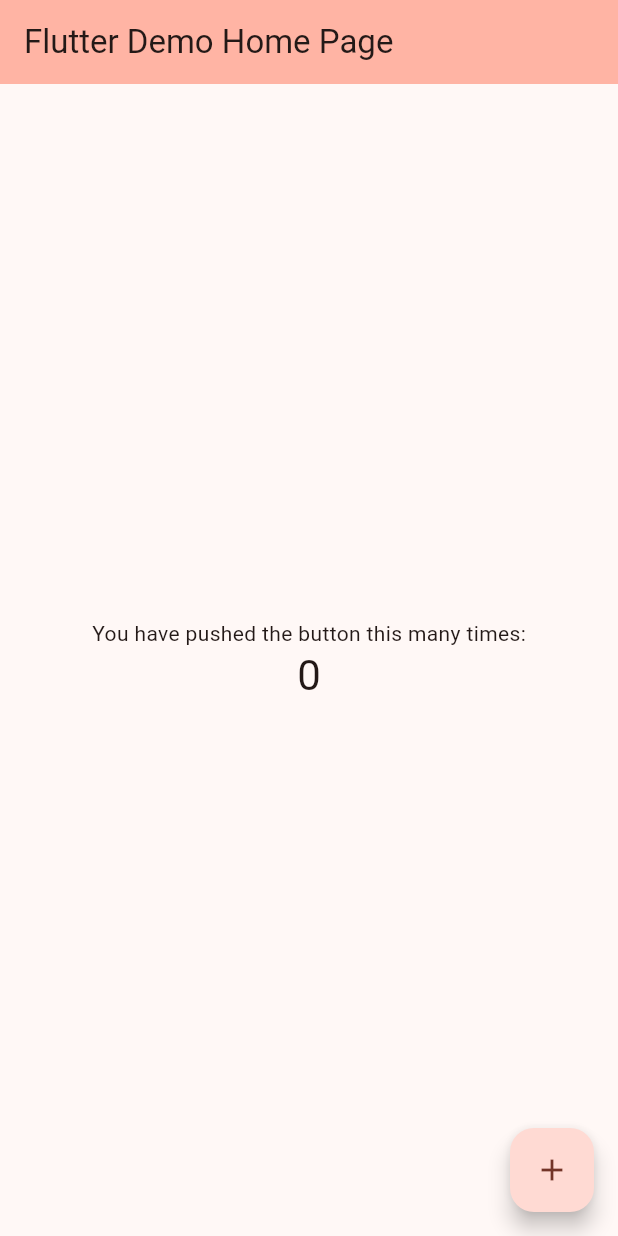
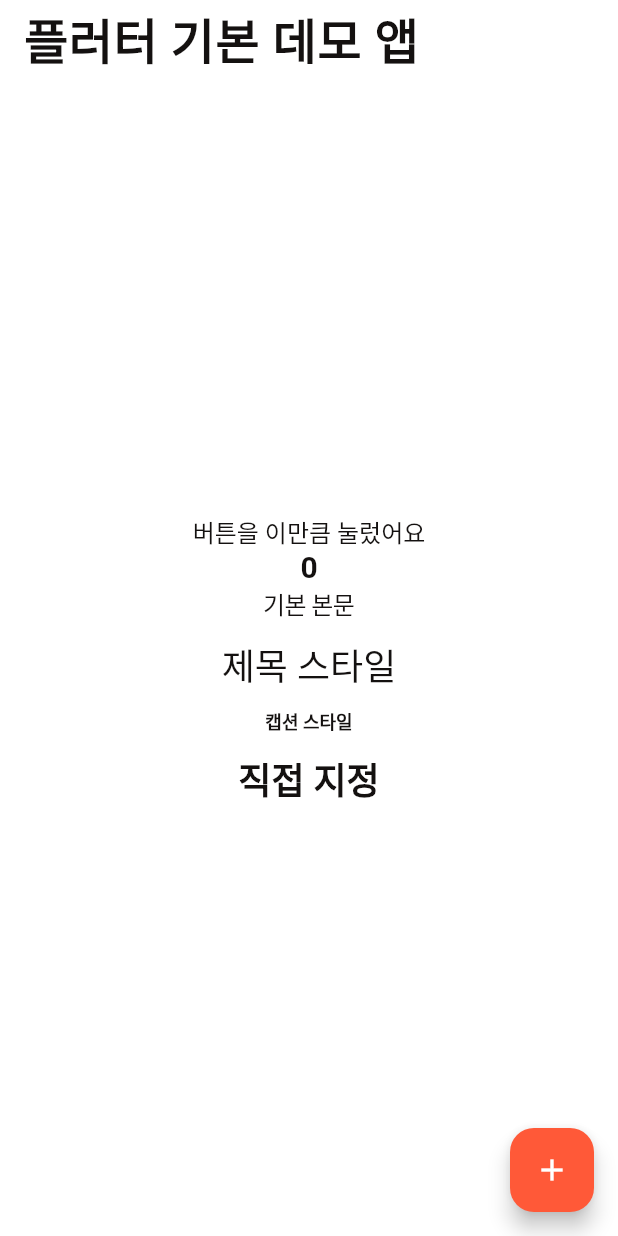
Before and after one commit to skku-sw-25f-capstone6/HealthyScanner, a Flutter app: the screen it shows after launch, on a phone screen of 412 x 824 dp. Run offline on Flutter 3.47's test engine with Material 3 defaults, Android fonts, the light colour scheme and no system bars; Roboto replaces fonts that are missing (NotoSansKR).

Commit message:
setting: 폰트 세팅

```diff
--- a/healthy_scanner/lib/main.dart
+++ b/healthy_scanner/lib/main.dart
@@ -1,5 +1,7 @@
 import 'package:flutter/material.dart';
 import 'package:healthy_scanner/theme/app_colors.dart';
+import 'package:healthy_scanner/theme/app_theme.dart';
+import 'package:healthy_scanner/theme/theme_extensions.dart';
 
 void main() {
   runApp(const MyApp());
@@ -13,26 +15,8 @@
   Widget build(BuildContext context) {
     return MaterialApp(
       title: 'Flutter Demo',
-      theme: ThemeData(
-        // This is the theme of your application.
-        //
-        // TRY THIS: Try running your application with "flutter run". You'll see
-        // the application has a purple toolbar. Then, without quitting the app,
-        // try changing the seedColor in the colorScheme below to Colors.green
-        // and then invoke "hot reload" (save your changes or press the "hot
-        // reload" button in a Flutter-supported IDE, or press "r" if you used
-        // the command line to start the app).
-        //
-        // Notice that the counter didn't reset back to zero; the application
-        // state is not lost during the reload. To reset the state, use hot
-        // restart instead.
-        //
-        // This works for code too, not just values: Most code changes can be
-        // tested with just a hot reload.
-        colorScheme: ColorScheme.fromSeed(seedColor: AppColors.mainRed),
-        useMaterial3: true,
-      ),
-      home: const MyHomePage(title: 'Flutter Demo Home Page'),
+      theme: appTheme,
+      home: const MyHomePage(title: '플러터 기본 데모 앱'),
     );
   }
 }
@@ -108,18 +92,41 @@
           mainAxisAlignment: MainAxisAlignment.center,
           children: <Widget>[
             const Text(
-              'You have pushed the button this many times:',
+              '버튼을 이만큼 눌렀어요',
             ),
             Text(
               '$_counter',
-              style: Theme.of(context).textTheme.headlineMedium,
+              style: context.title3Bold,
             ),
+            Text(
+              '기본 본문',
+              style: context.bodyMedium,
+            ),
+            const SizedBox(height: 12),
+            Text(
+              '제목 스타일',
+              style: context.title2Medium,
+            ),
+            const SizedBox(height: 12),
+            Text(
+              '캡션 스타일',
+              style: context.caption1SemiBold,
+            ),
+            const SizedBox(height: 12),
+            const Text(
+              '직접 지정',
+              style: TextStyle(
+                fontFamily: 'NotoSansKR',
+                fontWeight: FontWeight.w700,
+                fontSize: 24,
+              ),
+            )
           ],
         ),
       ),
       floatingActionButton: FloatingActionButton(
         onPressed: _incrementCounter,
-        tooltip: 'Increment',
+        tooltip: '증가',
         child: const Icon(Icons.add),
       ), // This trailing comma makes auto-formatting nicer for build methods.
     );
--- /dev/null
+++ b/healthy_scanner/lib/theme/app_theme.dart
@@ -0,0 +1,19 @@
+import 'package:flutter/material.dart';
+import 'app_typography.dart';
+import 'app_colors.dart';
+
+final appTheme = ThemeData(
+  useMaterial3: true,
+  colorScheme: const ColorScheme(
+    brightness: Brightness.light,
+    primary: AppColors.mainRed,
+    onPrimary: Colors.white,
+    secondary: AppColors.salmonRed,
+    onSecondary: Colors.white,
+    surface: AppColors.staticWhite,
+    onSurface: AppColors.staticBlack,
+    error: AppColors.brickRed,
+    onError: Colors.white,
+  ),
+  textTheme: buildTextTheme(),
+);
```
Also changed, not shown: healthy_scanner/lib/theme/app_typography.dart (added, +81 -0 lines), healthy_scanner/lib/theme/theme_extensions.dart (added, +42 -0 lines), healthy_scanner/pubspec.yaml (+21 -4 lines), 5 other files.
